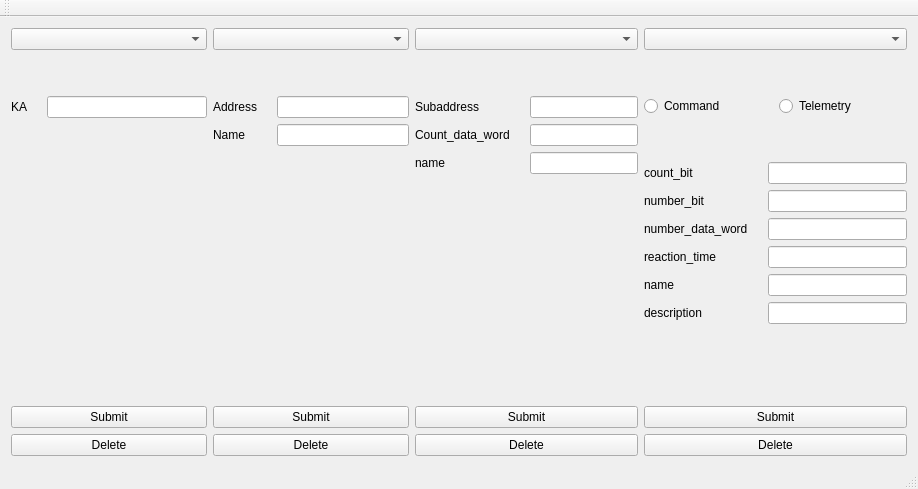
Qt form brtrcontrol.ui (daaazzzeeed/easyManage) before a commit.
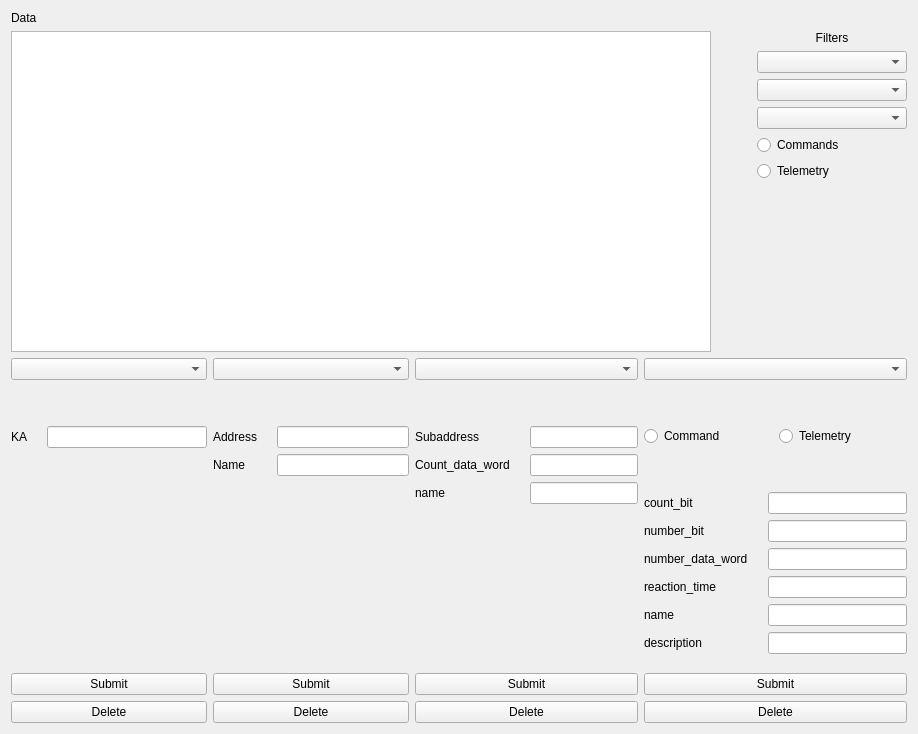
The same form after that commit.

What changed in the file:
```diff
--- a/brtrcontrol.ui
+++ b/brtrcontrol.ui
@@ -7,15 +7,108 @@
     <x>0</x>
     <y>0</y>
     <width>918</width>
-    <height>489</height>
+    <height>734</height>
    </rect>
   </property>
   <property name="windowTitle">
    <string>brtrControl</string>
   </property>
   <widget class="QWidget" name="centralWidget">
-   <layout class="QHBoxLayout" name="horizontalLayout_2">
-    <item>
+   <layout class="QGridLayout" name="gridLayout_5">
+    <item row="1" column="0" colspan="4">
+     <layout class="QHBoxLayout" name="horizontalLayout_2">
+      <item>
+       <widget class="QTableView" name="tableView"/>
+      </item>
+      <item>
+       <spacer name="horizontalSpacer">
+        <property name="orientation">
+         <enum>Qt::Horizontal</enum>
+        </property>
+        <property name="sizeType">
+         <enum>QSizePolicy::Fixed</enum>
+        </property>
+        <property name="sizeHint" stdset="0">
+         <size>
+          <width>40</width>
+          <height>20</height>
+         </size>
+        </property>
+       </spacer>
+      </item>
+      <item>
+       <widget class="QWidget" name="widget" native="true">
+        <property name="minimumSize">
+         <size>
+          <width>150</width>
+          <height>0</height>
+         </size>
+        </property>
+        <layout class="QGridLayout" name="gridLayout_6">
+         <property name="leftMargin">
+          <number>0</number>
+         </property>
+         <property name="topMargin">
+          <number>0</number>
+         </property>
+         <property name="rightMargin">
+          <number>0</number>
+         </property>
+         <property name="bottomMargin">
+          <number>0</number>
+         </property>
+         <item row="4" column="0" colspan="2">
+          <widget class="QRadioButton" name="commandsFilterRB">
+           <property name="text">
+            <string>Commands</string>
+           </property>
+          </widget>
+         </item>
+         <item row="3" column="0" colspan="2">
+          <widget class="QComboBox" name="subsysfilterCB"/>
+         </item>
+         <item row="6" column="0" colspan="2">
+          <widget class="QRadioButton" name="telemetryFilterRB">
+           <property name="text">
+            <string>Telemetry</string>
+           </property>
+          </widget>
+         </item>
+         <item row="1" column="0" colspan="2">
+          <widget class="QComboBox" name="kaFilterCB"/>
+         </item>
+         <item row="2" column="0" colspan="2">
+          <widget class="QComboBox" name="sysFilterKB"/>
+         </item>
+         <item row="7" column="0">
+          <spacer name="verticalSpacer">
+           <property name="orientation">
+            <enum>Qt::Vertical</enum>
+           </property>
+           <property name="sizeHint" stdset="0">
+            <size>
+             <width>20</width>
+             <height>60</height>
+            </size>
+           </property>
+          </spacer>
+         </item>
+         <item row="0" column="0" colspan="2">
+          <widget class="QLabel" name="label">
+           <property name="text">
+            <string>Filters</string>
+           </property>
+           <property name="alignment">
+            <set>Qt::AlignCenter</set>
+           </property>
+          </widget>
+         </item>
+        </layout>
+       </widget>
+      </item>
+     </layout>
+    </item>
+    <item row="2" column="0">
      <layout class="QGridLayout" name="gridLayout_2">
       <property name="horizontalSpacing">
        <number>20</number>
@@ -82,7 +175,7 @@
       </item>
      </layout>
     </item>
-    <item>
+    <item row="2" column="1">
      <layout class="QGridLayout" name="gridLayout_3">
       <property name="horizontalSpacing">
        <number>20</number>
@@ -163,7 +256,7 @@
       </item>
      </layout>
     </item>
-    <item>
+    <item row="2" column="2">
      <layout class="QGridLayout" name="gridLayout_4">
       <property name="horizontalSpacing">
        <number>20</number>
@@ -258,29 +351,11 @@
       </item>
      </layout>
     </item>
-    <item>
+    <item row="2" column="3">
      <layout class="QGridLayout" name="gridLayout">
       <property name="horizontalSpacing">
        <number>20</number>
       </property>
-      <item row="2" column="0" colspan="2">
-       <layout class="QHBoxLayout" name="horizontalLayout">
-        <item>
-         <widget class="QRadioButton" name="commRb">
-          <property name="text">
-           <string>Command</string>
-          </property>
-         </widget>
-        </item>
-        <item>
-         <widget class="QRadioButton" name="telemRb">
-          <property name="text">
-           <string>Telemetry</string>
-          </property>
-         </widget>
-        </item>
-       </layout>
-      </item>
       <item row="4" column="0">
        <widget class="QLabel" name="cBitL">
         <property name="text">
@@ -427,8 +502,66 @@
         </property>
        </widget>
       </item>
+      <item row="1" column="0" colspan="2">
+       <spacer name="comTmSpacer0">
+        <property name="orientation">
+         <enum>Qt::Vertical</enum>
+        </property>
+        <property name="sizeType">
+         <enum>QSizePolicy::Fixed</enum>
+        </property>
+        <property name="sizeHint" stdset="0">
+         <size>
+          <width>20</width>
+          <height>40</height>
+         </size>
+        </property>
+       </spacer>
+      </item>
+      <item row="2" column="0" colspan="2">
+       <widget class="QWidget" name="widget_2" native="true">
+        <layout class="QHBoxLayout" name="horizontalLayout_3">
+         <property name="leftMargin">
+          <number>0</number>
+         </property>
+         <property name="topMargin">
+          <number>0</number>
+         </property>
+         <property name="rightMargin">
+          <number>0</number>
+         </property>
+         <property name="bottomMargin">
+          <number>0</number>
+         </property>
+         <item>
+          <widget class="QRadioButton" name="commRb">
+           <property name="text">
+            <string>Command</string>
+           </property>
+          </widget>
+         </item>
+         <item>
+          <widget class="QRadioButton" name="telemRb">
+           <property name="text">
+            <string>Telemetry</string>
+           </property>
+          </widget>
+         </item>
+        </layout>
+       </widget>
+      </item>
      </layout>
     </item>
+    <item row="0" column="0">
+     <widget class="QLabel" name="label_2">
+      <property name="text">
+       <string>Data</string>
+      </property>
+      <property name="alignment">
+       <set>Qt::AlignLeading|Qt::AlignLeft|Qt::AlignVCenter</set>
+      </property>
+     </widget>
+    </item>
    </layout>
   </widget>
   <widget class="QMenuBar" name="menuBar">
@@ -441,15 +574,6 @@
     </rect>
    </property>
   </widget>
-  <widget class="QToolBar" name="mainToolBar">
-   <attribute name="toolBarArea">
-    <enum>TopToolBarArea</enum>
-   </attribute>
-   <attribute name="toolBarBreak">
-    <bool>false</bool>
-   </attribute>
-  </widget>
-  <widget class="QStatusBar" name="statusBar"/>
  </widget>
  <layoutdefault spacing="6" margin="11"/>
  <tabstops>
```
Left out of the diff: 18 changed lines with no effect on the pictures.
